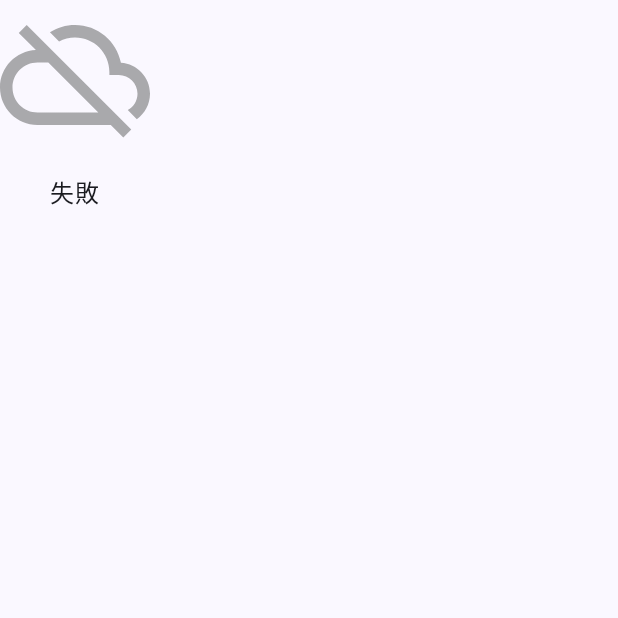
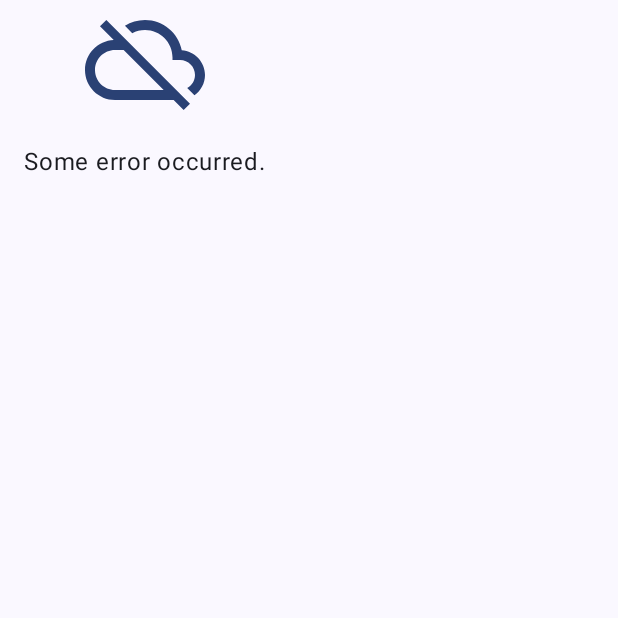
Before and after one commit to fuji37450/Image-Search, an Android app built with Jetpack Compose: the composable ErrorScreen shown on its own in the app's theme, on a phone screen of 412 x 824 dp, the top half of it. Run offline under Robolectric (Android 15) with nearby library versions, the light colour scheme and no system bars; pictures from the network do not load.

Commit message:
rename some classes and functions

```diff
--- a/app/src/main/java/com/example/imagesearch/ui/screens/GridScreen.kt
+++ b/app/src/main/java/com/example/imagesearch/ui/screens/SearchResultScreen.kt
@@ -1,7 +1,6 @@
 package com.example.imagesearch.ui.screens
 
 import androidx.compose.foundation.ExperimentalFoundationApi
-import androidx.compose.foundation.Image
 import androidx.compose.foundation.layout.Arrangement
 import androidx.compose.foundation.layout.Column
 import androidx.compose.foundation.layout.Row
@@ -18,6 +17,7 @@ import androidx.compose.foundation.lazy.staggeredgrid.StaggeredGridCells
 import androidx.compose.foundation.lazy.staggeredgrid.items
 import androidx.compose.foundation.shape.RoundedCornerShape
 import androidx.compose.material.icons.Icons
+import androidx.compose.material.icons.filled.CloudOff
 import androidx.compose.material.icons.filled.ImageSearch
 import androidx.compose.material.icons.outlined.GridView
 import androidx.compose.material.icons.outlined.ViewList
@@ -53,7 +53,7 @@ import com.example.imagesearch.model.Photo
 
 
 @Composable
-fun GridScreen(
+fun SearchResultScreen(
     searchText: String, photoUiState: PhotoUiState, modifier: Modifier = Modifier
 ) {
     when (photoUiState) {
@@ -64,7 +64,7 @@ fun GridScreen(
         )
 
         is PhotoUiState.Loading -> LoadingScreen(modifier = modifier.fillMaxSize())
-        is PhotoUiState.Success -> SearchResultScreen(
+        is PhotoUiState.Success -> SuccessScreen(
             searchText,
             photoUiState.photos,
             modifier = modifier.fillMaxWidth()
@@ -75,12 +75,12 @@ fun GridScreen(
 }
 
 @Composable
-fun SearchResultScreen(searchText: String, photos: List<Photo>, modifier: Modifier) {
+fun SuccessScreen(searchText: String, photos: List<Photo>, modifier: Modifier) {
     Column {
         var isGridMode by remember { mutableStateOf(true) }
-        ResultInfo(
+        SearchResultInfoWithIconToggle(
             isGridMode,
-            onCheckedChange = { modeState -> isGridMode = modeState },
+            onCheckedChange = { mode -> isGridMode = mode },
             searchText = searchText
         )
         if (isGridMode) {
@@ -101,7 +101,7 @@ fun GridResult(photos: List<Photo>, modifier: Modifier = Modifier) {
         horizontalArrangement = Arrangement.spacedBy(8.dp),
         content = {
             items(photos, key = { photo -> photo.id }) { photo ->
-                PhotoCard(
+                GridCard(
                     photo = photo, modifier = modifier
                         .fillMaxWidth()
                         .wrapContentHeight()
@@ -196,15 +196,18 @@ fun ErrorScreen(modifier: Modifier = Modifier) {
         verticalArrangement = Arrangement.Center,
         horizontalAlignment = Alignment.CenterHorizontally
     ) {
-        Image(
-            painter = painterResource(id = R.drawable.connection_error_img), contentDescription = ""
+        Icon(
+            imageVector = Icons.Filled.CloudOff,
+            contentDescription = stringResource(R.string.cloud_off_icon),
+            tint = MaterialTheme.colorScheme.primary,
+            modifier = Modifier.size(80.dp)
         )
-        Text(text = "失敗", modifier = Modifier.padding(16.dp))
+        Text(text = "Some error occurred.", modifier = Modifier.padding(16.dp))
     }
 }
 
 @Composable
-fun PhotoCard(photo: Photo, modifier: Modifier = Modifier) {
+fun GridCard(photo: Photo, modifier: Modifier = Modifier) {
     Card(
         modifier = modifier,
         shape = MaterialTheme.shapes.medium,
@@ -226,7 +229,7 @@ fun PhotoCard(photo: Photo, modifier: Modifier = Modifier) {
 }
 
 @Composable
-fun ResultInfo(
+fun SearchResultInfoWithIconToggle(
     isGridMode: Boolean,
     onCheckedChange: (Boolean) -> Unit,
     searchText: String,
--- a/app/src/main/res/drawable/connection_error_img.xml
+++ /dev/null
@@ -1,25 +0,0 @@
-<!--
-  ~ Copyright (C) 2023 The Android Open Source Project
-  ~
-  ~ Licensed under the Apache License, Version 2.0 (the "License");
-  ~ you may not use this file except in compliance with the License.
-  ~ You may obtain a copy of the License at
-  ~
-  ~     https://www.apache.org/licenses/LICENSE-2.0
-  ~
-  ~ Unless required by applicable law or agreed to in writing, software
-  ~ distributed under the License is distributed on an "AS IS" BASIS,
-  ~ WITHOUT WARRANTIES OR CONDITIONS OF ANY KIND, either express or implied.
-  ~ See the License for the specific language governing permissions and
-  ~ limitations under the License.
-  -->
-<vector xmlns:android="http://schemas.android.com/apk/res/android"
-    android:width="100dp"
-    android:height="100dp"
-    android:tint="#A9A9AC"
-    android:viewportWidth="24.0"
-    android:viewportHeight="24.0">
-    <path
-        android:fillColor="#A9A9AC"
-        android:pathData="M19.35,10.04C18.67,6.59 15.64,4 12,4c-1.48,0 -2.85,0.43 -4.01,1.17l1.46,1.46C10.21,6.23 11.08,6 12,6c3.04,0 5.5,2.46 5.5,5.5v0.5H19c1.66,0 3,1.34 3,3 0,1.13 -0.64,2.11 -1.56,2.62l1.45,1.45C23.16,18.16 24,16.68 24,15c0,-2.64 -2.05,-4.78 -4.65,-4.96zM3,5.27l2.75,2.74C2.56,8.15 0,10.77 0,14c0,3.31 2.69,6 6,6h11.73l2,2L21,20.73 4.27,4 3,5.27zM7.73,10l8,8H6c-2.21,0 -4,-1.79 -4,-4s1.79,-4 4,-4h1.73z" />
-</vector>
--- a/app/src/main/res/values/strings.xml
+++ b/app/src/main/res/values/strings.xml
@@ -11,5 +11,7 @@
     <string name="mars_photo">Mars photo</string>
     <string name="list_icon">List Icon</string>
     <string name="image_search_icon">image_search_icon</string>
+    <string name="north_west_icon">north_west_icon</string>
+    <string name="cloud_off_icon">cloud_off_icon</string>
 
 </resources>
```
Also changed, not shown: app/src/main/java/com/example/imagesearch/MainActivity.kt (+2 -6 lines), app/src/main/java/com/example/imagesearch/ui/ImageSearchApp.kt (+4 -4 lines).
